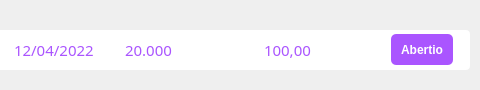
Qt form System/fileUI/barraReceberConta.ui (NdondaDaniel2020/ControleFinanceiro) before a commit; both pictures show x 556 to 1036 and y 0 to 90 of the 1036 by 90 pixel window.
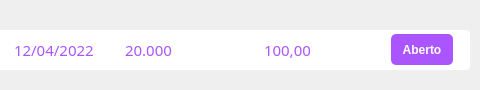
The same form after that commit.

```diff
--- a/System/fileUI/barraReceberConta.ui
+++ b/System/fileUI/barraReceberConta.ui
@@ -555,7 +555,7 @@
 color: rgb(255, 255, 255);</string>
          </property>
          <property name="text">
-          <string>Abertio</string>
+          <string>Aberto</string>
          </property>
         </widget>
        </item>
```
